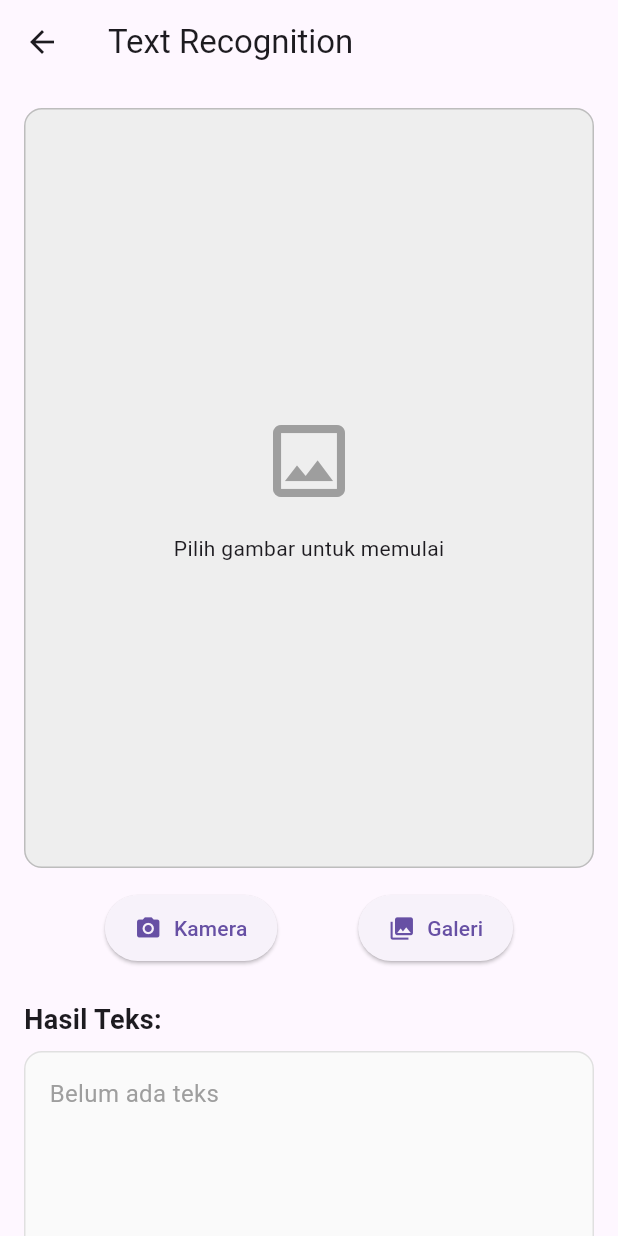
After one commit to lathifrdp/nyore, a Flutter app: the TextRecognitionPage screen opened by its route, after a tap on "Kamera", on a phone screen of 412 x 824 dp. The commit adds this screen. Run offline on Flutter 3.47's test engine with Material 3 defaults, Android fonts, the phone set to English and light mode, and no system bars; our stand-ins replace dio, flutter_bloc, flutter_dotenv, flutter_tts, google_generative_ai, image_picker and 2 more; missing offline and left inert: google_mlkit_text_recognition.

Commit message:
implement text recognition

```diff
--- a/lib/core/navigation/app_routes.dart
+++ b/lib/core/navigation/app_routes.dart
@@ -5,6 +5,7 @@ import 'package:nyore/features/ask_gemini/presentation/page/ask_gemini_page.dart
 import 'package:nyore/features/chatbot/presentation/page/chatbot_page.dart';
 import 'package:nyore/features/chatbot/presentation/page/chatbot_v2_page.dart';
 import 'package:nyore/features/main/presentation/page/main_page.dart';
+import 'package:nyore/features/mlkit/presentation/page/text_recognition_page.dart';
 import 'package:nyore/features/stt_openai/presentation/page/stt_openai_page.dart';
 
 Map<String, Widget Function(BuildContext)> appRoutes = {
@@ -14,4 +15,5 @@ Map<String, Widget Function(BuildContext)> appRoutes = {
   Routes.chatbot: (context) => const ChatbotPage(),
   Routes.chatbotV2: (context) => const ChatbotV2Page(),
   Routes.chefAgent: (context) => const ChefAgentPage(),
+  Routes.textRecognition: (context) => const TextRecognitionPage(),
 };
--- a/lib/core/navigation/routes.dart
+++ b/lib/core/navigation/routes.dart
@@ -5,4 +5,5 @@ class Routes {
   static const chatbot = '/chatbot';
   static const chatbotV2 = '/chatbot-v2';
   static const chefAgent = '/chef-agent';
+  static const textRecognition = '/text-recognition';
 }
--- a/lib/features/main/data/mock/feature_data_mock.dart
+++ b/lib/features/main/data/mock/feature_data_mock.dart
@@ -32,6 +32,13 @@ const String featureDataJson = '''
     "description": "Chatbot khusus untuk membantu dalam memasak",
     "isActive": true,
     "pathRoute": "/chef-agent"
+  },
+  {
+    "id": 5,
+    "name": "Text Recognition",
+    "description": "Fitur ini adalah semacam text recognition yang ter-integrasi dengan ML Kit",
+    "isActive": true,
+    "pathRoute": "/text-recognition"
   }
 ]
 ''';
--- /dev/null
+++ b/lib/features/mlkit/presentation/page/text_recognition_page.dart
@@ -0,0 +1,175 @@
+import 'dart:io';
+
+import 'package:flutter/material.dart';
+import 'package:google_mlkit_text_recognition/google_mlkit_text_recognition.dart';
+import 'package:image_picker/image_picker.dart';
+
+class TextRecognitionPage extends StatefulWidget {
+  const TextRecognitionPage({super.key});
+
+  @override
+  State<TextRecognitionPage> createState() => _TextRecognitionPageState();
+}
+
+class _TextRecognitionPageState extends State<TextRecognitionPage> {
+  File? _image;
+  String _recognizedText = '';
+  bool _isProcessing = false;
+  final ImagePicker _picker = ImagePicker();
+  final TextRecognizer _textRecognizer = TextRecognizer();
+
+  Future<void> _pickImage(ImageSource source) async {
+    try {
+      final pickedFile = await _picker.pickImage(source: source);
+      if (pickedFile != null) {
+        setState(() {
+          _image = File(pickedFile.path);
+          _recognizedText = '';
+        });
+        await _processImage();
+      }
+    } catch (e) {
+      if (mounted) {
+        ScaffoldMessenger.of(context).showSnackBar(
+          SnackBar(content: Text('Error memilih gambar: $e')),
+        );
+      }
+    }
+  }
+
+  Future<void> _processImage() async {
+    if (_image == null) return;
+
+    setState(() {
+      _isProcessing = true;
+    });
+
+    try {
+      final inputImage = InputImage.fromFile(_image!);
+      final recognizedText = await _textRecognizer.processImage(inputImage);
+
+      setState(() {
+        _recognizedText = recognizedText.text;
+      });
+    } catch (e) {
+      setState(() {
+        _recognizedText = 'Gagal mengenali teks: $e';
+      });
+    } finally {
+      if (mounted) {
+        setState(() {
+          _isProcessing = false;
+        });
+      }
+    }
+  }
+
+  @override
+  void dispose() {
+    _textRecognizer.close();
+    super.dispose();
+  }
+
+  @override
+  Widget build(BuildContext context) {
+    return Scaffold(
+      appBar: AppBar(
+        title: const Text('Text Recognition'),
+      ),
+      body: SingleChildScrollView(
+        child: Padding(
+          padding: const EdgeInsets.all(16.0),
+          child: Column(
+            crossAxisAlignment: CrossAxisAlignment.stretch,
+            children: [
+              if (_image != null) ...[
+                AspectRatio(
+                  aspectRatio: 3 / 4,
+                  child: ClipRRect(
+                    borderRadius: BorderRadius.circular(12),
+                    child: Image.file(
+                      _image!,
+                      fit: BoxFit.cover,
+                    ),
+                  ),
+                ),
+                const SizedBox(height: 16),
+              ] else ...[
+                AspectRatio(
+                  aspectRatio: 3 / 4,
+                  child: Container(
+                    decoration: BoxDecoration(
+                      color: Colors.grey[200],
+                      borderRadius: BorderRadius.circular(12),
+                      border: Border.all(color: Colors.grey[400]!),
+                    ),
+                    child: const Center(
+                      child: Column(
+                        mainAxisAlignment: MainAxisAlignment.center,
+                        children: [
+                          Icon(Icons.image_outlined, size: 64, color: Colors.grey),
+                          SizedBox(height: 16),
+                          Text('Pilih gambar untuk memulai'),
+                        ],
+                      ),
+                    ),
+                  ),
+                ),
+                const SizedBox(height: 16),
+              ],
+              Row(
+                mainAxisAlignment: MainAxisAlignment.spaceEvenly,
+                children: [
+                  ElevatedButton.icon(
+                    onPressed: _isProcessing ? null : () => _pickImage(ImageSource.camera),
+                    icon: const Icon(Icons.camera_alt),
+                    label: const Text('Kamera'),
+                    style: ElevatedButton.styleFrom(
+                      padding: const EdgeInsets.symmetric(horizontal: 20, vertical: 12),
+                    ),
+                  ),
+                  ElevatedButton.icon(
+                    onPressed: _isProcessing ? null : () => _pickImage(ImageSource.gallery),
+                    icon: const Icon(Icons.photo_library),
+                    label: const Text('Galeri'),
+                    style: ElevatedButton.styleFrom(
+                      padding: const EdgeInsets.symmetric(horizontal: 20, vertical: 12),
+                    ),
+                  ),
+                ],
+              ),
+              const SizedBox(height: 24),
+              const Text(
+                'Hasil Teks:',
+                style: TextStyle(fontSize: 18, fontWeight: FontWeight.bold),
+              ),
+              const SizedBox(height: 8),
+              if (_isProcessing)
+                const Padding(
+                  padding: EdgeInsets.all(32.0),
+                  child: Center(child: CircularProgressIndicator()),
+                )
+              else
+                Container(
+                  constraints: const BoxConstraints(minHeight: 150),
+                  padding: const EdgeInsets.all(16),
+                  decoration: BoxDecoration(
+                    color: Colors.grey[50],
+                    border: Border.all(color: Colors.grey[300]!),
+                    borderRadius: BorderRadius.circular(12),
+                  ),
+                  child: SelectableText(
+                    _recognizedText.isEmpty ? 'Belum ada teks' : _recognizedText,
+                    style: TextStyle(
+                      fontSize: 16,
+                      color: _recognizedText.isEmpty ? Colors.grey : Colors.black87,
+                    ),
+                  ),
+                ),
+            ],
+          ),
+        ),
+      ),
+    );
+  }
+}
--- a/pubspec.yaml
+++ b/pubspec.yaml
@@ -36,6 +36,7 @@ dependencies:
   flutter_dotenv: ^5.2.1
   flutter_tts: ^3.8.2
   google_generative_ai: ^0.4.1
+  google_mlkit_text_recognition: ^0.14.0
   http: ^1.6.0
   image_picker: ^1.1.1
   lottie: ^3.1.3
```
Also changed, not shown: 6 other files.
